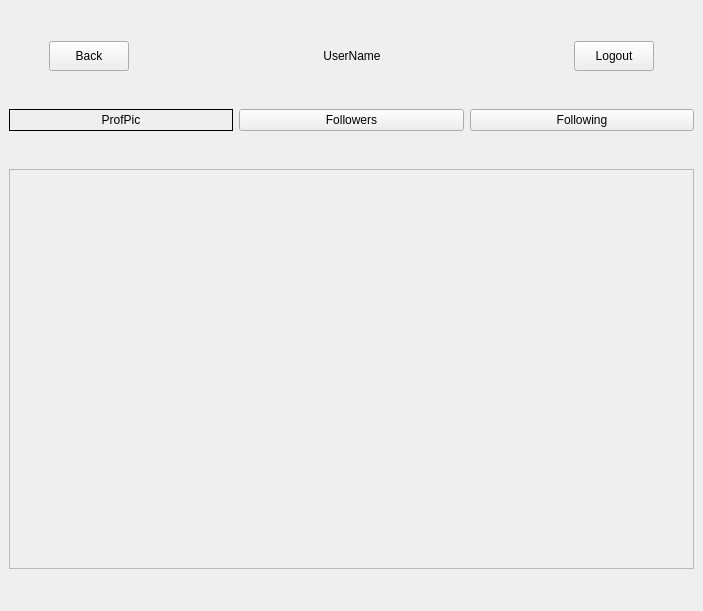
The window that Paxel/profile.ui (ClownKingWalrus/PAXEL) describes before a commit, drawn with Qt 5.
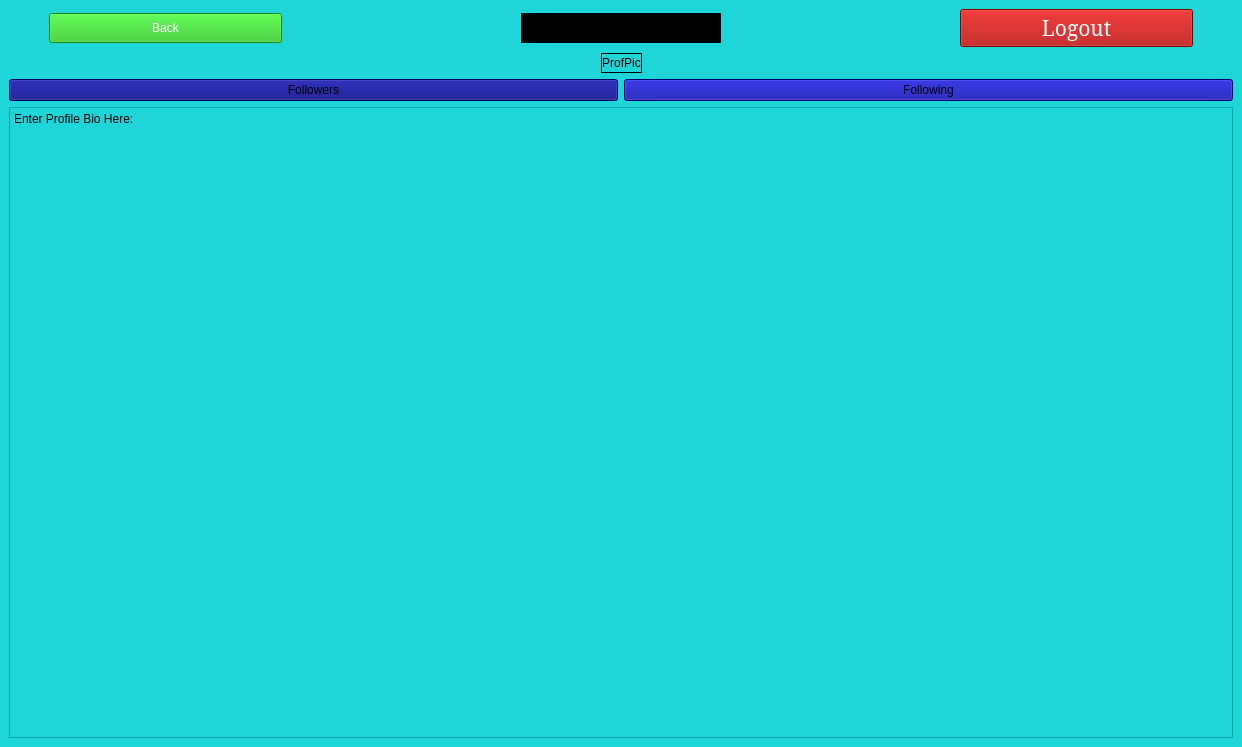
The same window after the commit.

Diff of the .ui file:
```diff
--- a/Paxel/profile.ui
+++ b/Paxel/profile.ui
@@ -6,13 +6,16 @@
    <rect>
     <x>0</x>
     <y>0</y>
-    <width>703</width>
-    <height>611</height>
+    <width>1242</width>
+    <height>747</height>
    </rect>
   </property>
   <property name="windowTitle">
    <string>MainWindow</string>
   </property>
+  <property name="styleSheet">
+   <string notr="true">background-color: rgb(30, 213, 216);</string>
+  </property>
   <widget class="QWidget" name="centralwidget">
    <layout class="QGridLayout" name="gridLayout">
     <item row="0" column="0">
@@ -35,6 +38,12 @@
       </item>
       <item>
        <widget class="QPushButton" name="Home">
+        <property name="sizePolicy">
+         <sizepolicy hsizetype="Expanding" vsizetype="Fixed">
+          <horstretch>0</horstretch>
+          <verstretch>0</verstretch>
+         </sizepolicy>
+        </property>
         <property name="minimumSize">
          <size>
           <width>70</width>
@@ -42,7 +51,14 @@
          </size>
         </property>
         <property name="styleSheet">
-         <string notr="true">font: 20pt &quot;Bahnschrift&quot;;</string>
+         <string notr="true">QPushButton { font: 16pt &quot;MS Serif&quot;;
+color: rgb(255, 255, 255);
+background-color: rgb(35, 193, 24);
+}
+
+QPushButton:hover {
+    background-color: rgb(35, 203, 24);   
+}</string>
         </property>
         <property name="text">
          <string>Back</string>
@@ -80,7 +96,8 @@
          </size>
         </property>
         <property name="styleSheet">
-         <string notr="true">font: 20pt &quot;Bahnschrift&quot;;</string>
+         <string notr="true">font: 18pt &quot;Bahnschrift&quot;;
+background-color: rgb(0, 0, 0);</string>
         </property>
         <property name="text">
          <string>UserName</string>
@@ -105,14 +122,35 @@
       </item>
       <item>
        <widget class="QPushButton" name="Logout">
+        <property name="sizePolicy">
+         <sizepolicy hsizetype="Expanding" vsizetype="Fixed">
+          <horstretch>0</horstretch>
+          <verstretch>0</verstretch>
+         </sizepolicy>
+        </property>
         <property name="minimumSize">
          <size>
           <width>70</width>
           <height>30</height>
          </size>
         </property>
+        <property name="font">
+         <font>
+          <family>MS Serif</family>
+          <pointsize>16</pointsize>
+          <italic>false</italic>
+          <bold>false</bold>
+         </font>
+        </property>
         <property name="styleSheet">
-         <string notr="true">font: 20pt &quot;Bahnschrift&quot;;</string>
+         <string notr="true">QPushButton {
+Font: 16pt &quot;MS Serif&quot;;
+color: rgb(255, 255, 255);
+background-color: rgb(170, 0, 0);
+}
+QPushButton:Hover {
+background-color: rgb(180, 10, 10);
+}</string>
         </property>
         <property name="text">
          <string>Logout</string>
@@ -137,10 +175,44 @@
       </item>
      </layout>
     </item>
+    <item row="3" column="0">
+     <layout class="QVBoxLayout" name="verticalLayout_2">
+      <item>
+       <widget class="QPlainTextEdit" name="plainTextEdit">
+        <property name="styleSheet">
+         <string notr="true">font: 14pt &quot;Bahnschrift&quot;;
+color: rgb(0, 0, 0);</string>
+        </property>
+        <property name="plainText">
+         <string>Enter Profile Bio Here:</string>
+        </property>
+       </widget>
+      </item>
+     </layout>
+    </item>
     <item row="1" column="0">
-     <layout class="QHBoxLayout" name="horizontalLayout_3">
+     <layout class="QHBoxLayout" name="horizontalLayout_2">
+      <item>
+       <spacer name="horizontalSpacer_5">
+        <property name="orientation">
+         <enum>Qt::Orientation::Horizontal</enum>
+        </property>
+        <property name="sizeHint" stdset="0">
+         <size>
+          <width>40</width>
+          <height>20</height>
+         </size>
+        </property>
+       </spacer>
+      </item>
       <item>
        <widget class="QLabel" name="ProfPic">
+        <property name="sizePolicy">
+         <sizepolicy hsizetype="Preferred" vsizetype="Preferred">
+          <horstretch>0</horstretch>
+          <verstretch>0</verstretch>
+         </sizepolicy>
+        </property>
         <property name="styleSheet">
          <string notr="true">font: 20pt &quot;Bahnschrift&quot;;</string>
         </property>
@@ -156,9 +228,33 @@
        </widget>
       </item>
       <item>
+       <spacer name="horizontalSpacer_6">
+        <property name="orientation">
+         <enum>Qt::Orientation::Horizontal</enum>
+        </property>
+        <property name="sizeHint" stdset="0">
+         <size>
+          <width>40</width>
+          <height>20</height>
+         </size>
+        </property>
+       </spacer>
+      </item>
+     </layout>
+    </item>
+    <item row="2" column="0">
+     <layout class="QHBoxLayout" name="horizontalLayout_3">
+      <item>
        <widget class="QPushButton" name="Followers">
         <property name="styleSheet">
-         <string notr="true">font: 20pt &quot;Bahnschrift&quot;;</string>
+         <string notr="true">QPushButton { color: rgb(0, 0, 0);
+font:  700 16pt &quot;MS Serif&quot;;
+background-color: rgb(0, 0, 127);
+}
+
+QPushButton:Hover {
+background-color: rgb(10, 10, 137);
+}</string>
         </property>
         <property name="text">
          <string>Followers</string>
@@ -168,7 +264,14 @@
       <item>
        <widget class="QPushButton" name="Following">
         <property name="styleSheet">
-         <string notr="true">font: 20pt &quot;Bahnschrift&quot;;</string>
+         <string notr="true">QPushButton { color: rgb(0, 0, 0);
+font:  700 16pt &quot;MS Serif&quot;;
+background-color: rgb(0, 0, 157);
+}
+
+QPushButton:Hover {
+background-color: rgb(10, 10, 167);
+}</string>
         </property>
         <property name="text">
          <string>Following</string>
@@ -177,29 +280,6 @@
       </item>
      </layout>
     </item>
-    <item row="2" column="0">
-     <widget class="QScrollArea" name="scrollArea">
-      <property name="maximumSize">
-       <size>
-        <width>16777215</width>
-        <height>400</height>
-       </size>
-      </property>
-      <property name="widgetResizable">
-       <bool>true</bool>
-      </property>
-      <widget class="QWidget" name="scrollAreaWidgetContents">
-       <property name="geometry">
-        <rect>
-         <x>0</x>
-         <y>0</y>
-         <width>689</width>
-         <height>398</height>
-        </rect>
-       </property>
-      </widget>
-     </widget>
-    </item>
    </layout>
   </widget>
  </widget>
```
